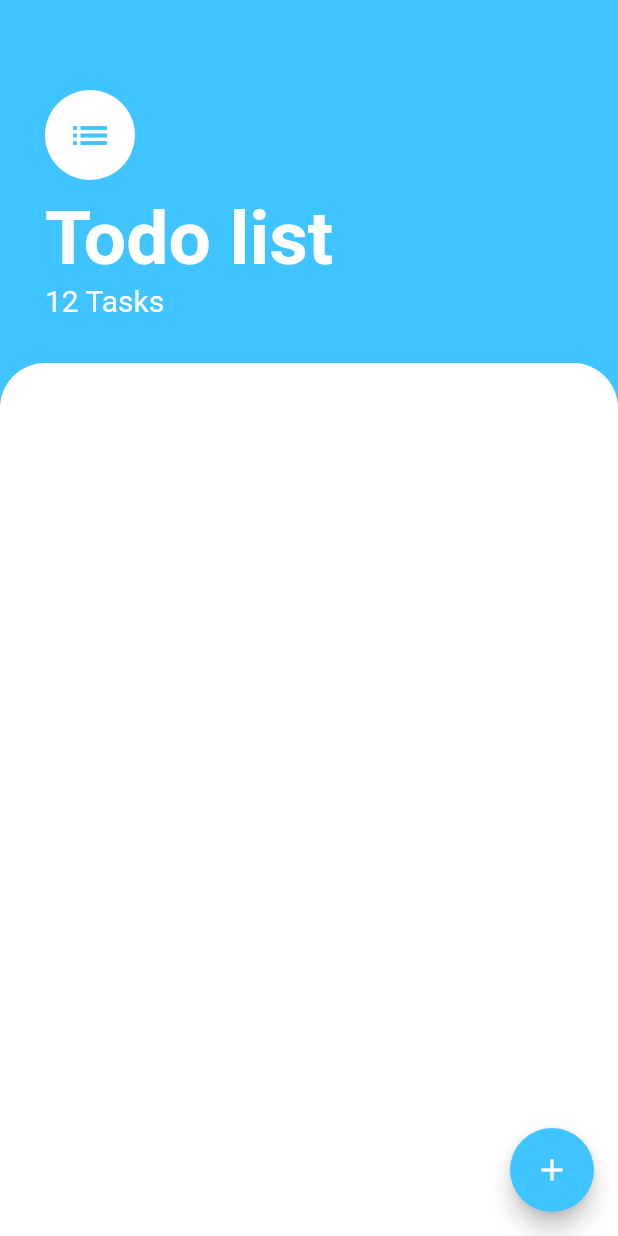
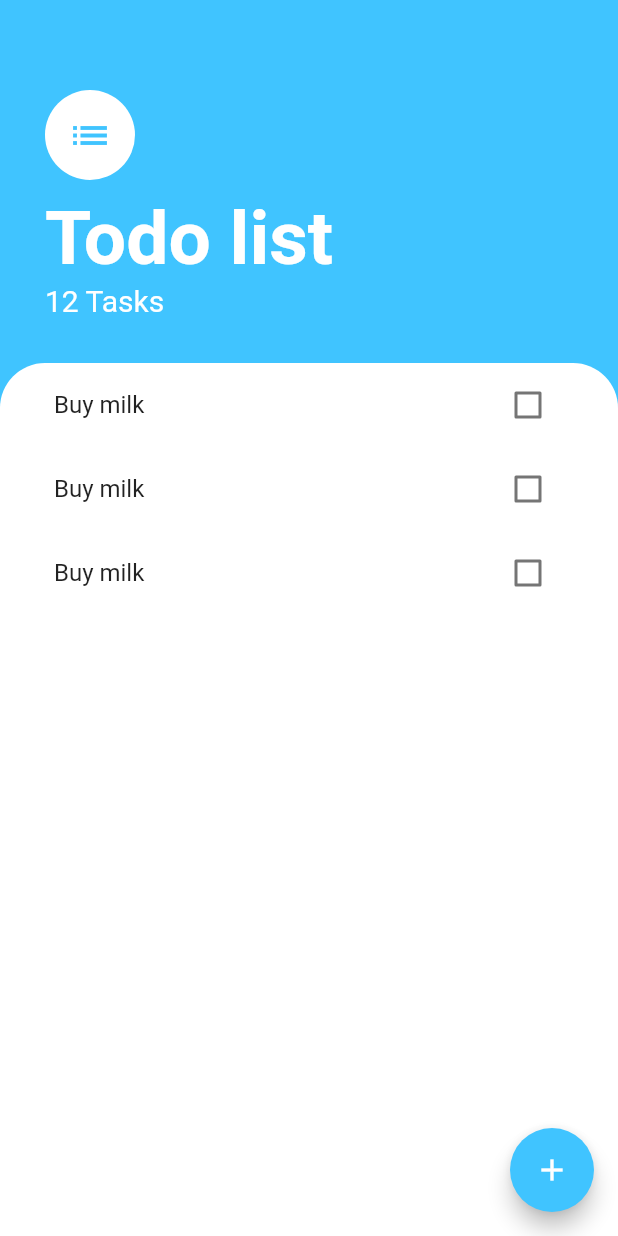
Before and after one commit to asly-97/todo_list_flutter_app, a Flutter app: the screen it shows after launch, on a phone screen of 412 x 824 dp. Run offline on Flutter 3.47's test engine with Material 2 defaults, Android fonts, the phone set to English and light mode, and no system bars.

Commit message:
Tasks with ListView & ListTile

```diff
--- a/lib/screens/tasks_screen.dart
+++ b/lib/screens/tasks_screen.dart
@@ -1,4 +1,8 @@
+import 'dart:ui';
+
 import 'package:flutter/material.dart';
+import 'package:todo_list_flutter/widgets/task_tile.dart';
+import 'package:todo_list_flutter/widgets/tasks_list.dart';
 
 class TasksScreen extends StatelessWidget {
   @override
@@ -55,6 +59,9 @@ class TasksScreen extends StatelessWidget {
           ),
           Expanded(
             child: Container(
+              padding: EdgeInsets.symmetric(
+                horizontal: 20,
+              ),
               decoration: BoxDecoration(
                 color: Colors.white,
                 borderRadius: BorderRadius.only(
@@ -62,6 +69,7 @@ class TasksScreen extends StatelessWidget {
                   topRight: Radius.circular(30),
                 ),
               ),
+              child: TasksList(),
             ),
           ),
         ],
--- /dev/null
+++ b/lib/widgets/task_tile.dart
@@ -0,0 +1,14 @@
+import 'package:flutter/material.dart';
+
+class TaskTile extends StatelessWidget {
+  @override
+  Widget build(BuildContext context) {
+    return ListTile(
+      title: Text('Buy milk'),
+      trailing: Checkbox(
+        value: false,
+        onChanged: (newValue) {},
+      ),
+    );
+  }
+}
--- /dev/null
+++ b/lib/widgets/tasks_list.dart
@@ -0,0 +1,15 @@
+import 'package:flutter/material.dart';
+import 'package:todo_list_flutter/widgets/task_tile.dart';
+
+class TasksList extends StatelessWidget {
+  @override
+  Widget build(BuildContext context) {
+    return ListView(
+      children: [
+        TaskTile(),
+        TaskTile(),
+        TaskTile(),
+      ],
+    );
+  }
+}
```
